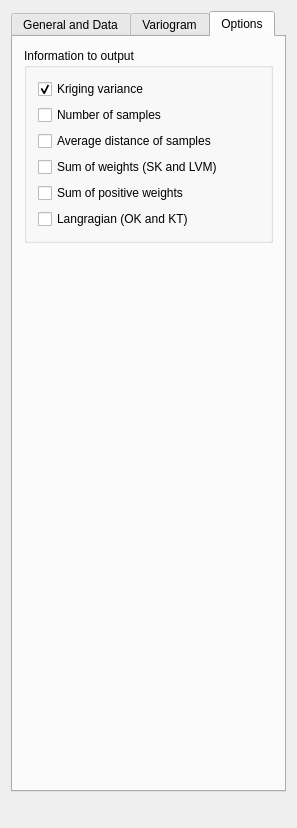
This is lib/x64/release/plugins/Geostat/kriging.ui in sayantanx/ar2tech-SGeMS-public as Qt 5 draws it before an edit. The edited form follows.
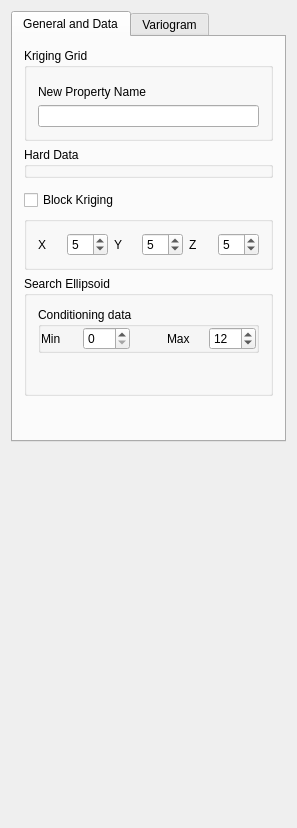
This is the edited form. The open tabs and pages were chosen to show the change. Custom widgets are drawn as their Qt base class.

Diff of the .ui file:
```diff
--- a/lib/x64/release/plugins/Geostat/kriging.ui
+++ b/lib/x64/release/plugins/Geostat/kriging.ui
@@ -19,7 +19,7 @@
   <property name="AlgorithmDescription" stdset="0">
    <string>SK, OK, KT and block kriging</string>
   </property>
-  <layout class="QVBoxLayout" name="verticalLayout_6">
+  <layout class="QVBoxLayout" name="verticalLayout_4">
    <item>
     <widget class="QTabWidget" name="tabWidget3">
      <property name="currentIndex">
@@ -340,80 +340,6 @@
        </item>
       </layout>
      </widget>
-     <widget class="QWidget" name="tab_2">
-      <attribute name="title">
-       <string>Options</string>
-      </attribute>
-      <layout class="QVBoxLayout" name="verticalLayout_5">
-       <item>
-        <widget class="QGroupBox" name="groupBox">
-         <property name="title">
-          <string>Information to output</string>
-         </property>
-         <layout class="QVBoxLayout" name="verticalLayout_4">
-          <item>
-           <widget class="QCheckBox" name="ouput_kriging_variance">
-            <property name="text">
-             <string>Kriging variance</string>
-            </property>
-            <property name="checked">
-             <bool>true</bool>
-            </property>
-           </widget>
-          </item>
-          <item>
-           <widget class="QCheckBox" name="output_n_samples_">
-            <property name="text">
-             <string>Number of samples</string>
-            </property>
-           </widget>
-          </item>
-          <item>
-           <widget class="QCheckBox" name="output_average_distance">
-            <property name="text">
-             <string>Average distance of samples</string>
-            </property>
-           </widget>
-          </item>
-          <item>
-           <widget class="QCheckBox" name="output_sum_weights">
-            <property name="text">
-             <string>Sum of weights (SK and LVM)</string>
-            </property>
-           </widget>
-          </item>
-          <item>
-           <widget class="QCheckBox" name="output_sum_positive_weights">
-            <property name="text">
-             <string>Sum of positive weights</string>
-            </property>
-           </widget>
-          </item>
-          <item>
-           <widget class="QCheckBox" name="output_lagrangian">
-            <property name="text">
-             <string>Langragian (OK and KT)</string>
-            </property>
-           </widget>
-          </item>
-         </layout>
-        </widget>
-       </item>
-       <item>
-        <spacer name="verticalSpacer">
-         <property name="orientation">
-          <enum>Qt::Vertical</enum>
-         </property>
-         <property name="sizeHint" stdset="0">
-          <size>
-           <width>20</width>
-           <height>534</height>
-          </size>
-         </property>
-        </spacer>
-       </item>
-      </layout>
-     </widget>
     </widget>
    </item>
    <item>
```
